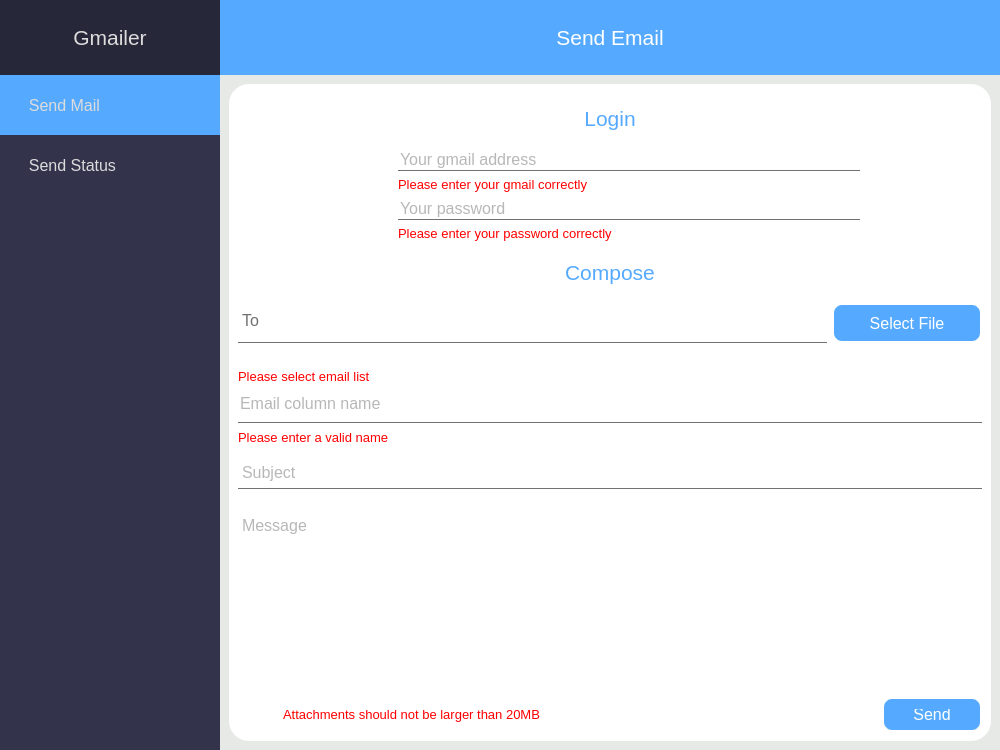
This is main.ui in chen-xi-cx/Gmailer as Qt 5 draws it before an edit. The edited form follows.
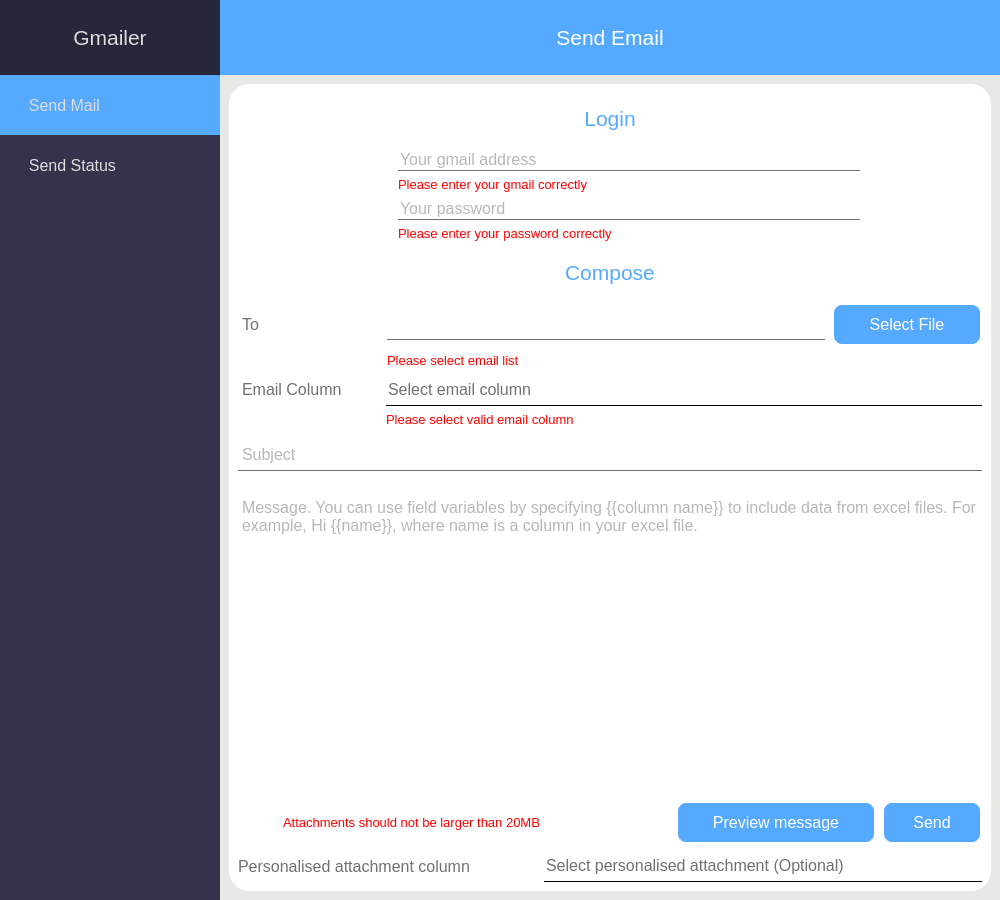
This is the edited form. Icons and pictures are not drawn.

Commit message: Add personalized attachment feature

```diff
--- a/main.ui
+++ b/main.ui
@@ -7,13 +7,13 @@
     <x>0</x>
     <y>0</y>
     <width>1000</width>
-    <height>750</height>
+    <height>900</height>
    </rect>
   </property>
   <property name="minimumSize">
    <size>
     <width>1000</width>
-    <height>750</height>
+    <height>900</height>
    </size>
   </property>
   <property name="windowTitle">
@@ -443,6 +443,11 @@
               </property>
               <item>
                <widget class="QFrame" name="frame">
+                <property name="font">
+                 <font>
+                  <pointsize>12</pointsize>
+                 </font>
+                </property>
                 <property name="styleSheet">
                  <string notr="true">QFrame{
 	background-color: rgb(255, 255, 255);
@@ -484,7 +489,7 @@
                 <property name="frameShadow">
                  <enum>QFrame::Plain</enum>
                 </property>
-                <layout class="QVBoxLayout" name="verticalLayout_9">
+                <layout class="QVBoxLayout" name="verticalLayout_7">
                  <item>
                   <widget class="QLabel" name="label_3">
                    <property name="minimumSize">
@@ -747,10 +752,10 @@
                     <property name="bottomMargin">
                      <number>0</number>
                     </property>
-                    <property name="horizontalSpacing">
-                     <number>0</number>
+                    <property name="spacing">
+                     <number>7</number>
                     </property>
-                    <item row="0" column="2">
+                    <item row="0" column="3">
                      <widget class="QPushButton" name="browse_file_btn">
                       <property name="minimumSize">
                        <size>
@@ -793,14 +798,8 @@
                       </property>
                      </widget>
                     </item>
-                    <item row="0" column="1">
-                     <widget class="QLabel" name="to_email_label">
-                      <property name="sizePolicy">
-                       <sizepolicy hsizetype="Expanding" vsizetype="Preferred">
-                        <horstretch>0</horstretch>
-                        <verstretch>0</verstretch>
-                       </sizepolicy>
-                      </property>
+                    <item row="0" column="1" colspan="2">
+                     <widget class="QLineEdit" name="to_email_label">
                       <property name="minimumSize">
                        <size>
                         <width>0</width>
@@ -809,7 +808,6 @@
                       </property>
                       <property name="font">
                        <font>
-                        <family>Microsoft Sans Serif</family>
                         <pointsize>12</pointsize>
                        </font>
                       </property>
@@ -819,18 +817,25 @@
 border-bottom:1px solid #717072;
 border-radius: 0px;
 color: rgb(113, 112, 114);
+padding-left: 1.5px;
 padding-bottom: 5px;
-margin-right: 5px;</string>
+padding-top: 5px;</string>
                       </property>
                       <property name="text">
                        <string/>
                       </property>
+                      <property name="readOnly">
+                       <bool>true</bool>
+                      </property>
+                      <property name="placeholderText">
+                       <string/>
+                      </property>
                      </widget>
                     </item>
                     <item row="0" column="0">
-                     <widget class="QLabel" name="label_5">
+                     <widget class="QLineEdit" name="to_entry">
                       <property name="sizePolicy">
-                       <sizepolicy hsizetype="Expanding" vsizetype="Preferred">
+                       <sizepolicy hsizetype="Fixed" vsizetype="Fixed">
                         <horstretch>0</horstretch>
                         <verstretch>0</verstretch>
                        </sizepolicy>
@@ -838,59 +843,59 @@
                       <property name="minimumSize">
                        <size>
                         <width>0</width>
-                        <height>20</height>
-                       </size>
-                      </property>
-                      <property name="maximumSize">
-                       <size>
-                        <width>40</width>
-                        <height>16777215</height>
+                        <height>0</height>
                        </size>
                       </property>
                       <property name="font">
                        <font>
-                        <family>Microsoft Sans Serif</family>
                         <pointsize>12</pointsize>
                        </font>
                       </property>
                       <property name="styleSheet">
                        <string notr="true">background:transparent;
 border:none;
-border-bottom:1px solid #717072;
 border-radius: 0px;
 color: rgb(113, 112, 114);
-padding-bottom: 5px;</string>
+padding-left: 1.5px;
+padding-bottom: 5px;
+padding-top: 5px;</string>
                       </property>
                       <property name="text">
                        <string>To</string>
                       </property>
+                      <property name="readOnly">
+                       <bool>true</bool>
+                      </property>
+                      <property name="placeholderText">
+                       <string>Subject</string>
+                      </property>
                      </widget>
                     </item>
-                    <item row="1" column="1">
+                    <item row="1" column="0">
                      <widget class="QLabel" name="receiver_file_label">
                       <property name="text">
                        <string/>
                       </property>
                      </widget>
                     </item>
+                    <item row="1" column="1">
+                     <widget class="QLabel" name="to_error">
+                      <property name="font">
+                       <font>
+                        <pointsize>10</pointsize>
+                       </font>
+                      </property>
+                      <property name="styleSheet">
+                       <string notr="true">color: rgb(255, 0, 0);</string>
+                      </property>
+                      <property name="text">
+                       <string>Please select email list</string>
+                      </property>
+                     </widget>
+                    </item>
                    </layout>
                   </widget>
                  </item>
-                 <item>
-                  <widget class="QLabel" name="to_error">
-                   <property name="font">
-                    <font>
-                     <pointsize>10</pointsize>
-                    </font>
-                   </property>
-                   <property name="styleSheet">
-                    <string notr="true">color: rgb(255, 0, 0);</string>
-                   </property>
-                   <property name="text">
-                    <string>Please select email list</string>
-                   </property>
-                  </widget>
-                 </item>
                  <item>
                   <widget class="QFrame" name="frame_7">
                    <property name="frameShape">
@@ -899,10 +904,7 @@
                    <property name="frameShadow">
                     <enum>QFrame::Raised</enum>
                    </property>
-                   <layout class="QVBoxLayout" name="verticalLayout_7">
-                    <property name="spacing">
-                     <number>7</number>
-                    </property>
+                   <layout class="QGridLayout" name="gridLayout_4">
                     <property name="leftMargin">
                      <number>0</number>
                     </property>
@@ -915,39 +917,7 @@
                     <property name="bottomMargin">
                      <number>0</number>
                     </property>
-                    <item>
-                     <widget class="QLineEdit" name="column_name_entry">
-                      <property name="sizePolicy">
-                       <sizepolicy hsizetype="Minimum" vsizetype="Preferred">
-                        <horstretch>0</horstretch>
-                        <verstretch>0</verstretch>
-                       </sizepolicy>
-                      </property>
-                      <property name="minimumSize">
-                       <size>
-                        <width>0</width>
-                        <height>33</height>
-                       </size>
-                      </property>
-                      <property name="font">
-                       <font>
-                        <pointsize>12</pointsize>
-                       </font>
-                      </property>
-                      <property name="styleSheet">
-                       <string notr="true">background:transparent;
-border:none;
-border-bottom:1px solid #717072;
-border-radius: 0px;
-color: rgb(113, 112, 114);
-padding-bottom: 5px;</string>
-                      </property>
-                      <property name="placeholderText">
-                       <string>Email column name</string>
-                      </property>
-                     </widget>
-                    </item>
-                    <item>
+                    <item row="1" column="1">
                      <widget class="QLabel" name="invalid_col_error">
                       <property name="font">
                        <font>
@@ -958,7 +928,95 @@
                        <string notr="true">color: rgb(255, 0, 0);</string>
                       </property>
                       <property name="text">
-                       <string>Please enter a valid name</string>
+                       <string>Please select valid email column</string>
+                      </property>
+                     </widget>
+                    </item>
+                    <item row="0" column="1">
+                     <widget class="QComboBox" name="email_column_combo">
+                      <property name="font">
+                       <font>
+                        <pointsize>12</pointsize>
+                        <kerning>true</kerning>
+                       </font>
+                      </property>
+                      <property name="styleSheet">
+                       <string notr="true">QComboBox {
+	border: none;
+    border-bottom: 1px solid black;
+	padding-left: 1.5px;
+	padding-bottom: 5px;
+	padding-top: 5px;
+	color: rgb(113, 112, 114);
+	background-color: rgb(255, 255, 255);
+}
+
+
+QComboBox::drop-down {
+    width: 20px;
+	padding: 5px;
+	border: transparent;
+}
+
+QComboBox::down-arrow {
+    image: url(:/icons/images/chevron-down.svg);
+}</string>
+                      </property>
+                      <property name="currentText">
+                       <string>Select email column</string>
+                      </property>
+                      <property name="currentIndex">
+                       <number>0</number>
+                      </property>
+                      <property name="placeholderText">
+                       <string/>
+                      </property>
+                      <item>
+                       <property name="text">
+                        <string>Select email column</string>
+                       </property>
+                      </item>
+                     </widget>
+                    </item>
+                    <item row="0" column="0">
+                     <widget class="QLineEdit" name="email_column_entry">
+                      <property name="sizePolicy">
+                       <sizepolicy hsizetype="Fixed" vsizetype="Fixed">
+                        <horstretch>0</horstretch>
+                        <verstretch>0</verstretch>
+                       </sizepolicy>
+                      </property>
+                      <property name="minimumSize">
+                       <size>
+                        <width>0</width>
+                        <height>0</height>
+                       </size>
+                      </property>
+                      <property name="font">
+                       <font>
+                        <pointsize>12</pointsize>
+                       </font>
+                      </property>
+                      <property name="cursor">
+                       <cursorShape>ArrowCursor</cursorShape>
+                      </property>
+                      <property name="styleSheet">
+                       <string notr="true">background:transparent;
+border:none;
+border-radius: 0px;
+color: rgb(113, 112, 114);
+padding-left: 1.5px;
+padding-bottom: 5px;
+padding-top: 5px;</string>
+                      </property>
+                      <property name="text">
+                       <string>Email Column</string>
+                      </property>
+                      <property name="readOnly">
+                       <bool>true</bool>
+                      </property>
+                      <property name="placeholderText">
+                       <string>Subject</string>
                       </property>
                      </widget>
                     </item>
@@ -1045,7 +1103,7 @@
                       <x>0</x>
                       <y>0</y>
                       <width>736</width>
-                      <height>120</height>
+                      <height>232</height>
                      </rect>
                     </property>
                     <layout class="QVBoxLayout" name="verticalLayout_6">
@@ -1091,7 +1149,7 @@
                         <enum>QAbstractScrollArea::AdjustIgnored</enum>
                        </property>
                        <property name="placeholderText">
-                        <string>Message</string>
+                        <string>Message. You can use field variables by specifying {{column name}} to include data from excel files. For example, Hi {{name}}, where name is a column in your excel file.</string>
                        </property>
                       </widget>
                      </item>
@@ -1178,6 +1236,49 @@
                       </layout>
                      </widget>
                     </item>
+                    <item>
+                     <widget class="QPushButton" name="preview_btn">
+                      <property name="minimumSize">
+                       <size>
+                        <width>200</width>
+                        <height>30</height>
+                       </size>
+                      </property>
+                      <property name="maximumSize">
+                       <size>
+                        <width>50</width>
+                        <height>16777215</height>
+                       </size>
+                      </property>
+                      <property name="font">
+                       <font>
+                        <pointsize>12</pointsize>
+                       </font>
+                      </property>
+                      <property name="cursor">
+                       <cursorShape>PointingHandCursor</cursorShape>
+                      </property>
+                      <property name="styleSheet">
+                       <string notr="true">QPushButton{
+	background-color: rgb(85, 170, 255);
+	color: rgb(255, 255, 255);
+	border: 2px solid;
+	border-color: none;
+	border-radius: 10px;
+	padding: 10px
+}
+
+QPushButton:hover{
+	background-color: rgb(85, 170, 255);
+	border: 2px solid;
+	border-color: rgb(85, 85, 255);
+}</string>
+                      </property>
+                      <property name="text">
+                       <string>Preview message</string>
+                      </property>
+                     </widget>
+                    </item>
                     <item>
                      <widget class="QPushButton" name="send_btn">
                       <property name="minimumSize">
@@ -1224,6 +1325,114 @@
                    </layout>
                   </widget>
                  </item>
+                 <item>
+                  <widget class="QFrame" name="frame_11">
+                   <property name="frameShape">
+                    <enum>QFrame::StyledPanel</enum>
+                   </property>
+                   <property name="frameShadow">
+                    <enum>QFrame::Raised</enum>
+                   </property>
+                   <layout class="QHBoxLayout" name="horizontalLayout_5">
+                    <property name="leftMargin">
+                     <number>0</number>
+                    </property>
+                    <property name="topMargin">
+                     <number>0</number>
+                    </property>
+                    <property name="rightMargin">
+                     <number>0</number>
+                    </property>
+                    <property name="bottomMargin">
+                     <number>0</number>
+                    </property>
+                    <item>
+                     <widget class="QLabel" name="label_8">
+                      <property name="sizePolicy">
+                       <sizepolicy hsizetype="Expanding" vsizetype="Preferred">
+                        <horstretch>0</horstretch>
+                        <verstretch>0</verstretch>
+                       </sizepolicy>
+                      </property>
+                      <property name="minimumSize">
+                       <size>
+                        <width>300</width>
+                        <height>20</height>
+                       </size>
+                      </property>
+                      <property name="maximumSize">
+                       <size>
+                        <width>40</width>
+                        <height>16777215</height>
+                       </size>
+                      </property>
+                      <property name="font">
+                       <font>
+                        <family>Microsoft Sans Serif</family>
+                        <pointsize>12</pointsize>
+                       </font>
+                      </property>
+                      <property name="styleSheet">
+                       <string notr="true">background:transparent;
+border:none;
+border-radius: 0px;
+color: rgb(113, 112, 114);</string>
+                      </property>
+                      <property name="text">
+                       <string>Personalised attachment column</string>
+                      </property>
+                     </widget>
+                    </item>
+                    <item>
+                     <widget class="QComboBox" name="personalised_att_combo">
+                      <property name="font">
+                       <font>
+                        <pointsize>12</pointsize>
+                        <kerning>true</kerning>
+                       </font>
+                      </property>
+                      <property name="styleSheet">
+                       <string notr="true">QComboBox {
+	border: none;
+    border-bottom: 1px solid black;
+	padding-left: 1.5px;
+	padding-bottom: 5px;
+	padding-top: 5px;
+	color: rgb(113, 112, 114);
+	background-color: rgb(255, 255, 255);
+}
+
+
+QComboBox::drop-down {
+    width: 20px;
+	padding: 5px;
+	border: transparent;
+}
+
+
+QComboBox::down-arrow {
+    image: url(:/icons/images/chevron-down.svg);
+}</string>
+                      </property>
+                      <property name="currentText">
+                       <string>Select personalised attachment (Optional)</string>
+                      </property>
+                      <property name="currentIndex">
+                       <number>0</number>
+                      </property>
+                      <property name="placeholderText">
+                       <string/>
+                      </property>
+                      <item>
+                       <property name="text">
+                        <string>Select personalised attachment (Optional)</string>
+                       </property>
+                      </item>
+                     </widget>
+                    </item>
+                   </layout>
+                  </widget>
+                 </item>
                 </layout>
                </widget>
               </item>
```
Left out of the diff: 6 changed lines with no effect on the pictures. The commit also changes 10 other files.
